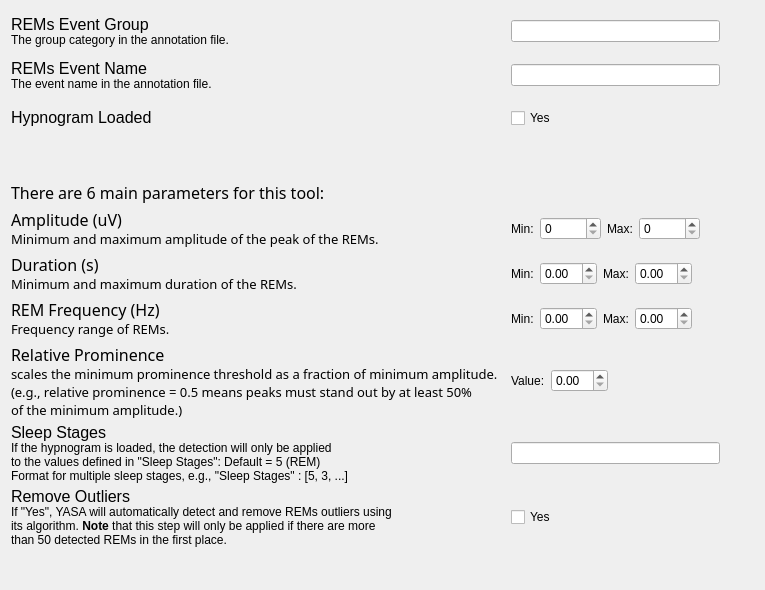
SnoozToolbox/snooz-package-ceams, file tools/CEAMSTools/DetectREMsYASA/DetectorStep/Ui_DetectorStep.ui: the form before one commit.
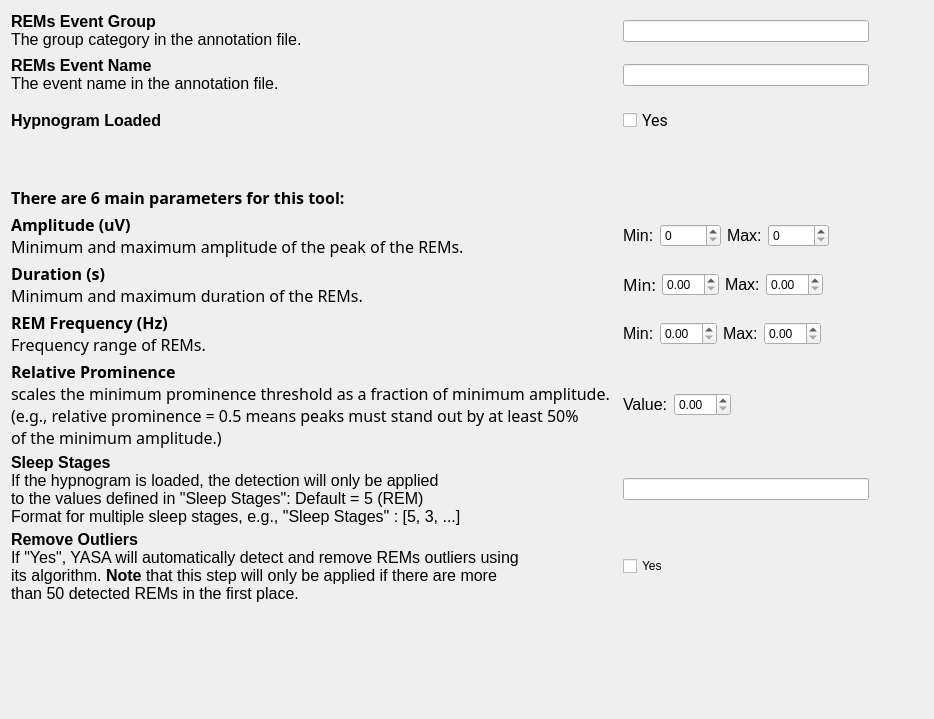
The form after the commit.

Commit message: DetectREMsYASA Detector step theme modified to be compatible with the Snooz theme

What changed in the file:
```diff
--- a/tools/CEAMSTools/DetectREMsYASA/DetectorStep/Ui_DetectorStep.ui
+++ b/tools/CEAMSTools/DetectREMsYASA/DetectorStep/Ui_DetectorStep.ui
@@ -6,8 +6,8 @@
    <rect>
     <x>0</x>
     <y>0</y>
-    <width>765</width>
-    <height>590</height>
+    <width>934</width>
+    <height>719</height>
    </rect>
   </property>
   <property name="windowTitle">
@@ -68,7 +68,7 @@
         <item>
          <widget class="QLabel" name="label_18">
           <property name="text">
-           <string>Min:</string>
+           <string>&lt;html&gt;&lt;head/&gt;&lt;body&gt;&lt;p&gt;&lt;span style=&quot; font-size:12pt;&quot;&gt;Min:&lt;/span&gt;&lt;/p&gt;&lt;/body&gt;&lt;/html&gt;</string>
           </property>
          </widget>
         </item>
@@ -82,7 +82,7 @@
         <item>
          <widget class="QLabel" name="label_17">
           <property name="text">
-           <string>Max:</string>
+           <string>&lt;html&gt;&lt;head/&gt;&lt;body&gt;&lt;p&gt;&lt;span style=&quot; font-size:12pt;&quot;&gt;Max:&lt;/span&gt;&lt;/p&gt;&lt;/body&gt;&lt;/html&gt;</string>
           </property>
          </widget>
         </item>
@@ -115,7 +115,7 @@
         <number>-3</number>
        </property>
        <property name="text">
-        <string>&lt;html&gt;&lt;head/&gt;&lt;body&gt;&lt;p&gt;&lt;span style=&quot; font-size:12pt;&quot;&gt;REMs Event Group&lt;/span&gt;&lt;br/&gt;The group category in the annotation file.&lt;/p&gt;&lt;/body&gt;&lt;/html&gt;</string>
+        <string>&lt;html&gt;&lt;head/&gt;&lt;body&gt;&lt;p&gt;&lt;span style=&quot; font-size:12pt; font-weight:700;&quot;&gt;REMs Event Group&lt;/span&gt;&lt;br/&gt;&lt;span style=&quot; font-size:12pt;&quot;&gt;The group category in the annotation file.&lt;/span&gt;&lt;/p&gt;&lt;/body&gt;&lt;/html&gt;</string>
        </property>
       </widget>
      </item>
@@ -133,6 +133,9 @@
        <layout class="QHBoxLayout" name="horizontalLayout_5">
         <item>
          <widget class="QCheckBox" name="checkBox">
+          <property name="styleSheet">
+           <string notr="true">font: 12pt &quot;Roboto&quot;;</string>
+          </property>
           <property name="text">
            <string>Yes</string>
           </property>
@@ -161,7 +164,7 @@
         <number>0</number>
        </property>
        <property name="text">
-        <string>&lt;html&gt;&lt;head/&gt;&lt;body&gt;&lt;p&gt;&lt;span style=&quot; font-size:12pt;&quot;&gt;Duration (s)&lt;/span&gt;&lt;br/&gt;Minimum and maximum duration of the REMs.&lt;/p&gt;&lt;/body&gt;&lt;/html&gt;</string>
+        <string>&lt;html&gt;&lt;head/&gt;&lt;body&gt;&lt;p&gt;&lt;span style=&quot; font-size:12pt; font-weight:700;&quot;&gt;Duration (s)&lt;/span&gt;&lt;br/&gt;&lt;span style=&quot; font-size:12pt;&quot;&gt;Minimum and maximum duration of the REMs.&lt;/span&gt;&lt;/p&gt;&lt;/body&gt;&lt;/html&gt;</string>
        </property>
       </widget>
      </item>
@@ -177,7 +180,7 @@
         <number>0</number>
        </property>
        <property name="text">
-        <string>&lt;html&gt;&lt;head/&gt;&lt;body&gt;&lt;p&gt;&lt;span style=&quot; font-size:12pt;&quot;&gt;REMs Event Name&lt;/span&gt;&lt;br/&gt;The event name in the annotation file.&lt;/p&gt;&lt;/body&gt;&lt;/html&gt;</string>
+        <string>&lt;html&gt;&lt;head/&gt;&lt;body&gt;&lt;p&gt;&lt;span style=&quot; font-size:12pt; font-weight:700;&quot;&gt;REMs Event Name&lt;/span&gt;&lt;br/&gt;&lt;span style=&quot; font-size:12pt;&quot;&gt;The event name in the annotation file.&lt;/span&gt;&lt;/p&gt;&lt;/body&gt;&lt;/html&gt;</string>
        </property>
       </widget>
      </item>
@@ -208,6 +211,17 @@
        <layout class="QHBoxLayout" name="horizontalLayout_9">
         <item>
          <widget class="QCheckBox" name="checkBox_2">
+          <property name="font">
+           <font>
+            <family>Roboto</family>
+            <pointsize>12</pointsize>
+            <italic>false</italic>
+            <bold>false</bold>
+           </font>
+          </property>
+          <property name="styleSheet">
+           <string notr="true">font: 12pt &quot;Roboto&quot;;</string>
+          </property>
           <property name="text">
            <string>Yes</string>
           </property>
@@ -262,7 +276,7 @@
         <number>0</number>
        </property>
        <property name="text">
-        <string>&lt;html&gt;&lt;head/&gt;&lt;body&gt;&lt;p&gt;&lt;span style=&quot; font-size:12pt;&quot;&gt;There are 6 main parameters for this tool:&lt;/span&gt;&lt;/p&gt;&lt;/body&gt;&lt;/html&gt;</string>
+        <string>&lt;html&gt;&lt;head/&gt;&lt;body&gt;&lt;p&gt;&lt;span style=&quot; font-size:12pt; font-weight:700;&quot;&gt;There are 6 main parameters for this tool:&lt;/span&gt;&lt;/p&gt;&lt;/body&gt;&lt;/html&gt;</string>
        </property>
        <property name="wordWrap">
         <bool>true</bool>
@@ -297,7 +311,7 @@
         <item>
          <widget class="QLabel" name="label_13">
           <property name="text">
-           <string>Min:</string>
+           <string>&lt;html&gt;&lt;head/&gt;&lt;body&gt;&lt;p&gt;&lt;span style=&quot; font-size:12pt;&quot;&gt;Min:&lt;/span&gt;&lt;/p&gt;&lt;/body&gt;&lt;/html&gt;</string>
           </property>
          </widget>
         </item>
@@ -311,7 +325,7 @@
         <item>
          <widget class="QLabel" name="label_14">
           <property name="text">
-           <string>Max:</string>
+           <string>&lt;html&gt;&lt;head/&gt;&lt;body&gt;&lt;p&gt;&lt;span style=&quot; font-size:12pt;&quot;&gt;Max:&lt;/span&gt;&lt;/p&gt;&lt;/body&gt;&lt;/html&gt;</string>
           </property>
          </widget>
         </item>
@@ -401,7 +415,7 @@
      <item row="2" column="0">
       <widget class="QLabel" name="label_6">
        <property name="text">
-        <string>&lt;html&gt;&lt;head/&gt;&lt;body&gt;&lt;p&gt;&lt;span style=&quot; font-size:12pt;&quot;&gt;Hypnogram Loaded&lt;/span&gt;&lt;/p&gt;&lt;/body&gt;&lt;/html&gt;</string>
+        <string>&lt;html&gt;&lt;head/&gt;&lt;body&gt;&lt;p&gt;&lt;span style=&quot; font-size:12pt; font-weight:700;&quot;&gt;Hypnogram Loaded&lt;/span&gt;&lt;/p&gt;&lt;/body&gt;&lt;/html&gt;</string>
        </property>
       </widget>
      </item>
@@ -420,7 +434,7 @@
         <item>
          <widget class="QLabel" name="label_5">
           <property name="text">
-           <string>Value:</string>
+           <string>&lt;html&gt;&lt;head/&gt;&lt;body&gt;&lt;p&gt;&lt;span style=&quot; font-size:12pt;&quot;&gt;Value:&lt;/span&gt;&lt;/p&gt;&lt;/body&gt;&lt;/html&gt;</string>
           </property>
          </widget>
         </item>
@@ -479,8 +493,16 @@
        <layout class="QHBoxLayout" name="horizontalLayout_2">
         <item>
          <widget class="QLabel" name="label_11">
+          <property name="font">
+           <font>
+            <family>Roboto-Regular</family>
+            <pointsize>10</pointsize>
+            <italic>false</italic>
+            <bold>false</bold>
+           </font>
+          </property>
           <property name="text">
-           <string>Min:</string>
+           <string>&lt;html&gt;&lt;head/&gt;&lt;body&gt;&lt;p&gt;&lt;span style=&quot; font-size:12pt;&quot;&gt;Min:&lt;/span&gt;&lt;/p&gt;&lt;/body&gt;&lt;/html&gt;</string>
           </property>
          </widget>
         </item>
@@ -494,7 +516,7 @@
         <item>
          <widget class="QLabel" name="label_12">
           <property name="text">
-           <string>Max:</string>
+           <string>&lt;html&gt;&lt;head/&gt;&lt;body&gt;&lt;p&gt;&lt;span style=&quot; font-size:12pt;&quot;&gt;Max:&lt;/span&gt;&lt;/p&gt;&lt;/body&gt;&lt;/html&gt;</string>
           </property>
          </widget>
         </item>
@@ -535,7 +557,7 @@
         <number>0</number>
        </property>
        <property name="text">
-        <string>&lt;html&gt;&lt;head/&gt;&lt;body&gt;&lt;p&gt;&lt;span style=&quot; font-size:12pt;&quot;&gt;Amplitude (uV)&lt;/span&gt;&lt;br/&gt;Minimum and maximum amplitude of the peak of the REMs.&lt;/p&gt;&lt;/body&gt;&lt;/html&gt;</string>
+        <string>&lt;html&gt;&lt;head/&gt;&lt;body&gt;&lt;p&gt;&lt;span style=&quot; font-size:12pt; font-weight:700;&quot;&gt;Amplitude (uV)&lt;/span&gt;&lt;br/&gt;&lt;span style=&quot; font-size:12pt;&quot;&gt;Minimum and maximum amplitude of the peak of the REMs.&lt;/span&gt;&lt;/p&gt;&lt;/body&gt;&lt;/html&gt;</string>
        </property>
       </widget>
      </item>
@@ -559,7 +581,7 @@
         <number>0</number>
        </property>
        <property name="text">
-        <string>&lt;html&gt;&lt;head/&gt;&lt;body&gt;&lt;p&gt;&lt;span style=&quot; font-size:12pt;&quot;&gt;REM Frequency (Hz)&lt;/span&gt;&lt;br/&gt;Frequency range of REMs.&lt;/p&gt;&lt;/body&gt;&lt;/html&gt;</string>
+        <string>&lt;html&gt;&lt;head/&gt;&lt;body&gt;&lt;p&gt;&lt;span style=&quot; font-size:12pt; font-weight:700;&quot;&gt;REM Frequency (Hz)&lt;/span&gt;&lt;br/&gt;&lt;span style=&quot; font-size:12pt;&quot;&gt;Frequency range of REMs.&lt;/span&gt;&lt;/p&gt;&lt;/body&gt;&lt;/html&gt;</string>
        </property>
        <property name="wordWrap">
         <bool>true</bool>
@@ -599,7 +621,7 @@
         <number>0</number>
        </property>
        <property name="text">
-        <string>&lt;html&gt;&lt;head/&gt;&lt;body&gt;&lt;p&gt;&lt;span style=&quot; font-size:12pt;&quot;&gt;Relative Prominence&lt;/span&gt;&lt;br/&gt;scales the minimum prominence threshold as a fraction of minimum amplitude.&lt;br/&gt;(e.g., relative prominence = 0.5 means peaks must stand out by at least 50%&lt;br/&gt;of the minimum amplitude.)&lt;/p&gt;&lt;/body&gt;&lt;/html&gt;</string>
+        <string>&lt;html&gt;&lt;head/&gt;&lt;body&gt;&lt;p&gt;&lt;span style=&quot; font-size:12pt; font-weight:700;&quot;&gt;Relative Prominence&lt;/span&gt;&lt;br/&gt;&lt;span style=&quot; font-size:12pt;&quot;&gt;scales the minimum prominence threshold as a fraction of minimum amplitude.&lt;br/&gt;(e.g., relative prominence = 0.5 means peaks must stand out by at least 50%&lt;br/&gt;of the minimum amplitude.)&lt;/span&gt;&lt;/p&gt;&lt;/body&gt;&lt;/html&gt;</string>
        </property>
       </widget>
      </item>
@@ -609,7 +631,7 @@
         <number>0</number>
        </property>
        <property name="text">
-        <string>&lt;html&gt;&lt;head/&gt;&lt;body&gt;&lt;p&gt;&lt;span style=&quot; font-size:12pt;&quot;&gt;Sleep Stages&lt;/span&gt;&lt;br/&gt;If the hypnogram is loaded, the detection will only be applied&lt;br/&gt;to the values defined in &amp;quot;Sleep Stages&amp;quot;: Default = 5 (REM)&lt;br/&gt;Format for multiple sleep stages, e.g., &amp;quot;Sleep Stages&amp;quot; : [5, 3, ...]&lt;/p&gt;&lt;/body&gt;&lt;/html&gt;</string>
+        <string>&lt;html&gt;&lt;head/&gt;&lt;body&gt;&lt;p&gt;&lt;span style=&quot; font-size:12pt; font-weight:700;&quot;&gt;Sleep Stages&lt;/span&gt;&lt;br/&gt;&lt;span style=&quot; font-size:12pt;&quot;&gt;If the hypnogram is loaded, the detection will only be applied&lt;br/&gt;to the values defined in &amp;quot;Sleep Stages&amp;quot;: Default = 5 (REM)&lt;br/&gt;Format for multiple sleep stages, e.g., &amp;quot;Sleep Stages&amp;quot; : [5, 3, ...]&lt;/span&gt;&lt;/p&gt;&lt;/body&gt;&lt;/html&gt;</string>
        </property>
       </widget>
      </item>
@@ -619,7 +641,7 @@
         <number>0</number>
        </property>
        <property name="text">
-        <string>&lt;html&gt;&lt;head/&gt;&lt;body&gt;&lt;p&gt;&lt;span style=&quot; font-size:12pt;&quot;&gt;Remove Outliers&lt;/span&gt;&lt;br/&gt;If &amp;quot;Yes&amp;quot;, YASA will automatically detect and remove REMs outliers using&lt;br/&gt;its algorithm. &lt;span style=&quot; font-weight:600;&quot;&gt;Note&lt;/span&gt; that this step will only be applied if there are more&lt;br/&gt;than 50 detected REMs in the first place.&lt;/p&gt;&lt;/body&gt;&lt;/html&gt;</string>
+        <string>&lt;html&gt;&lt;head/&gt;&lt;body&gt;&lt;p&gt;&lt;span style=&quot; font-size:12pt; font-weight:700;&quot;&gt;Remove Outliers&lt;/span&gt;&lt;br/&gt;&lt;span style=&quot; font-size:12pt;&quot;&gt;If &amp;quot;Yes&amp;quot;, YASA will automatically detect and remove REMs outliers using&lt;br/&gt;its algorithm. &lt;/span&gt;&lt;span style=&quot; font-size:12pt; font-weight:600;&quot;&gt;Note&lt;/span&gt;&lt;span style=&quot; font-size:12pt;&quot;&gt; that this step will only be applied if there are more&lt;br/&gt;than 50 detected REMs in the first place.&lt;/span&gt;&lt;/p&gt;&lt;/body&gt;&lt;/html&gt;</string>
        </property>
       </widget>
      </item>
```
The commit also changes 1 other file.
